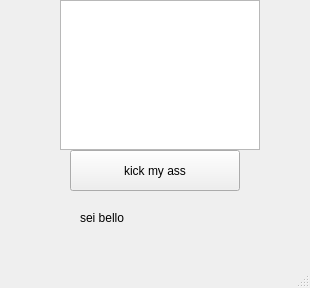
Above: mainwindow.ui from slash4all/Qt_Git_Example before the change. Below: the same form after it.
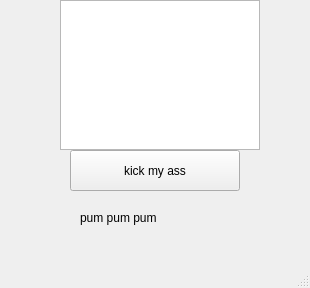
That is the form after the change.

```diff
--- a/mainwindow.ui
+++ b/mainwindow.ui
@@ -63,7 +63,7 @@
      </rect>
     </property>
     <property name="text">
-     <string>sei bello</string>
+     <string>pum pum pum</string>
     </property>
    </widget>
   </widget>
```
